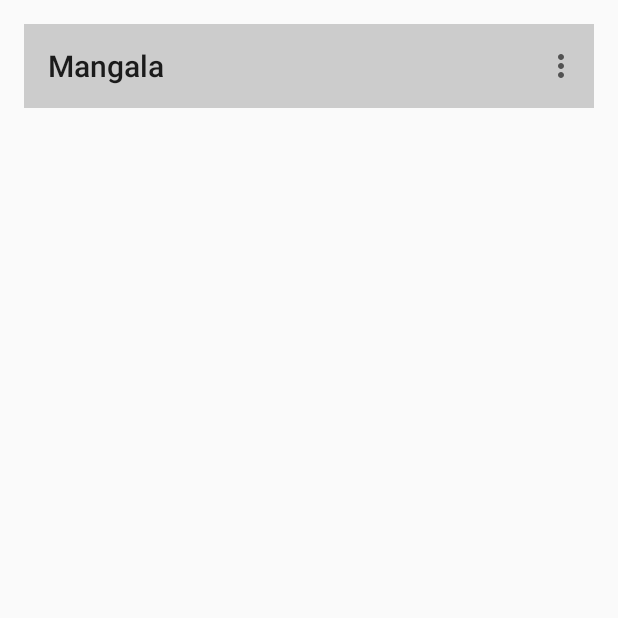
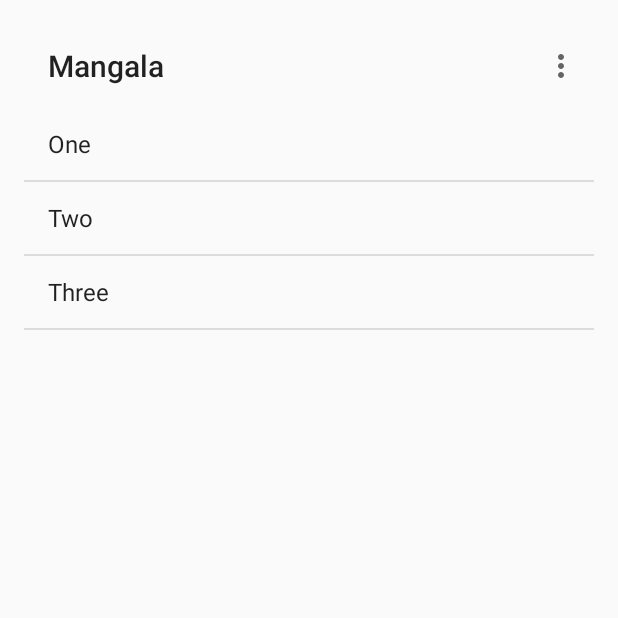
Before and after one commit to ymarcov/mangala, an Android app: the screen it shows after launch (DownloadsActivity before the commit, TalksActivity after it), on a phone screen of 412 x 824 dp, the top half of it. Run offline under Robolectric (Android 15) with nearby library versions, the phone set to English and light mode, and no system bars.

Commit message:
Add TalksActivity skeleton

```diff
--- a/app/src/main/AndroidManifest.xml
+++ b/app/src/main/AndroidManifest.xml
@@ -30,6 +30,7 @@
             android:exported="false" />
 
         <activity android:name=".DownloadsActivity" />
+        <activity android:name=".TalksActivity"></activity>
     </application>
 
 </manifest>
--- a/app/src/main/java/la/manga/app/DownloadsActivity.java
+++ b/app/src/main/java/la/manga/app/DownloadsActivity.java
@@ -1,5 +1,6 @@
 package la.manga.app;
 
+import android.content.Intent;
 import android.support.v7.app.AppCompatActivity;
 import android.os.Bundle;
 import android.support.v7.widget.Toolbar;
@@ -18,6 +19,12 @@
     }
 
     @Override
+    protected void onResume() {
+        super.onResume();
+        startActivity(new Intent(this, TalksActivity.class));
+    }
+
+    @Override
     public boolean onCreateOptionsMenu(Menu menu) {
         getMenuInflater().inflate(R.menu.menu_downloads, menu);
         return true;
--- /dev/null
+++ b/app/src/main/java/la/manga/app/TalksActivity.java
@@ -0,0 +1,36 @@
+package la.manga.app;
+
+import android.support.v7.app.AppCompatActivity;
+import android.os.Bundle;
+import android.support.v7.widget.Toolbar;
+import android.view.Menu;
+import android.widget.ArrayAdapter;
+import android.widget.ListView;
+
+public class TalksActivity extends AppCompatActivity {
+    private ListView talksListView;
+
+    @Override
+    protected void onCreate(Bundle savedInstanceState) {
+        super.onCreate(savedInstanceState);
+        setContentView(R.layout.activity_talks);
+        Toolbar toolbar = (Toolbar) findViewById(R.id.talksToolbar);
+        setSupportActionBar(toolbar);
+        talksListView = (ListView) findViewById(R.id.talksListView);
+    }
+
+    @Override
+    protected void onResume() {
+        super.onResume();
+
+        talksListView.setAdapter(new ArrayAdapter<>(this, android.R.layout.simple_list_item_1, new String[] {
+                "One", "Two", "Three"
+        }));
+    }
+
+    @Override
+    public boolean onCreateOptionsMenu(Menu menu) {
+        getMenuInflater().inflate(R.menu.menu_talks, menu);
+        return true;
+    }
+}
--- /dev/null
+++ b/app/src/main/res/layout/activity_talks.xml
@@ -0,0 +1,22 @@
+<?xml version="1.0" encoding="utf-8"?>
+<LinearLayout xmlns:android="http://schemas.android.com/apk/res/android"
+    xmlns:tools="http://schemas.android.com/tools"
+    android:layout_width="match_parent"
+    android:layout_height="match_parent"
+    android:orientation="vertical"
+    android:paddingBottom="@dimen/activity_vertical_margin"
+    android:paddingLeft="@dimen/activity_horizontal_margin"
+    android:paddingRight="@dimen/activity_horizontal_margin"
+    android:paddingTop="@dimen/activity_vertical_margin"
+    tools:context="la.manga.app.TalksActivity">
+
+    <android.support.v7.widget.Toolbar
+        android:id="@+id/talksToolbar"
+        android:layout_width="match_parent"
+        android:layout_height="?attr/actionBarSize" />
+
+    <ListView
+        android:id="@+id/talksListView"
+        android:layout_width="match_parent"
+        android:layout_height="match_parent" />
+</LinearLayout>
--- /dev/null
+++ b/app/src/main/res/menu/menu_talks.xml
@@ -0,0 +1,12 @@
+<menu
+    xmlns:android="http://schemas.android.com/apk/res/android"
+    xmlns:app="http://schemas.android.com/apk/res-auto"
+    xmlns:tools="http://schemas.android.com/tools"
+    tools:context=".DownloadsActivity">
+    <item
+        android:id="@+id/action_settings"
+        android:orderInCategory="100"
+        android:title="Button"
+        app:showAsAction="never" />
+
+</menu>
```
